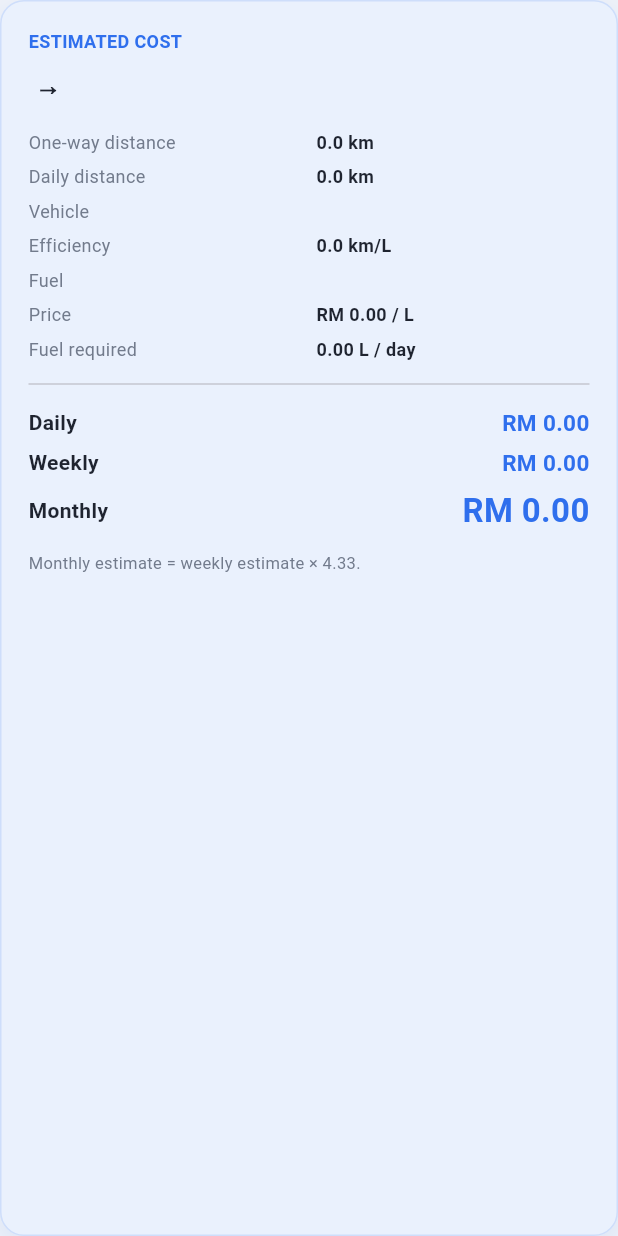
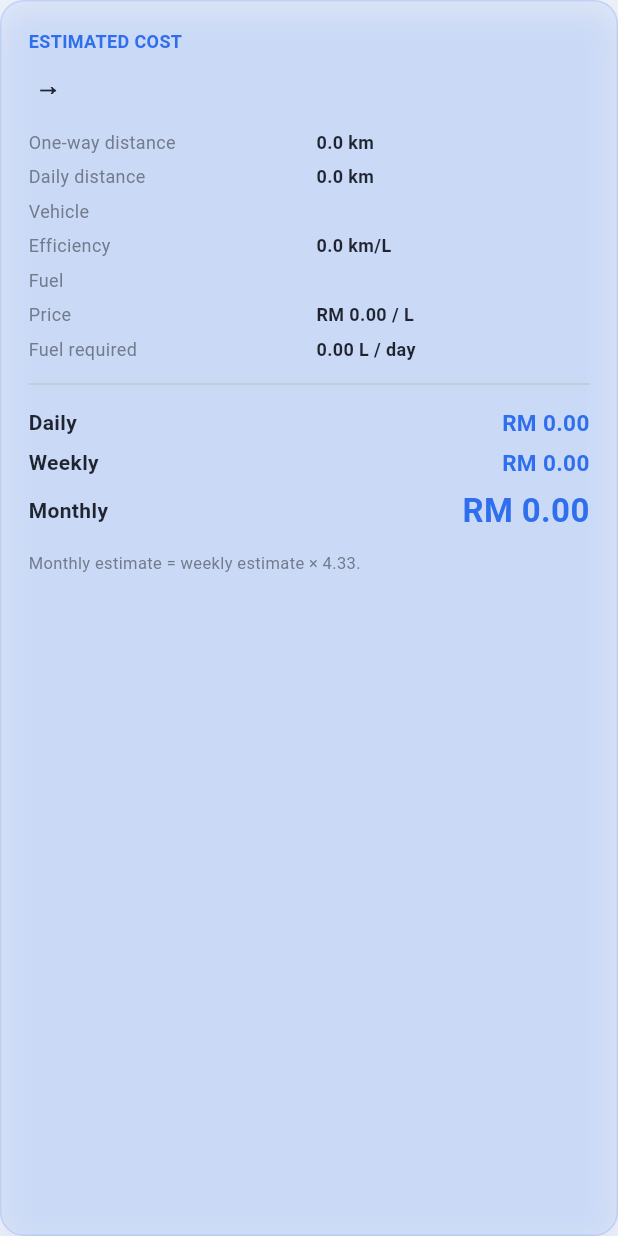
Before and after one commit to KennethLeeit/fuelgoapp, a Flutter app: the _ResultCard widget shown alone on an empty page, opened directly with empty values, on a phone screen of 412 x 824 dp. Run offline on Flutter 3.47's test engine with Material 3 defaults, Android fonts, the phone set to English and light mode, and no system bars; our stand-ins replace cloud_firestore, cloud_functions, firebase_auth, firebase_core, flutter_map, geolocator and 2 more; accounts and stored records are empty; network calls fail.

Commit message:
dark theme fix

```diff
--- a/lib/screens/trip_calculation_screen.dart
+++ b/lib/screens/trip_calculation_screen.dart
@@ -953,7 +953,9 @@
     return Container(
       padding: const EdgeInsets.all(18),
       decoration: BoxDecoration(
-        color: const Color(0xFFEAF1FD),
+        color: Theme.of(context).brightness == Brightness.dark
+            ? Theme.of(context).scaffoldBackgroundColor
+            : AppColors.primaryBlue.withValues(alpha: .08),
         borderRadius: BorderRadius.circular(16),
         border: Border.all(color: AppColors.primaryBlue.withValues(alpha: .15)),
         boxShadow: [
@@ -974,40 +976,44 @@
                   fontWeight: FontWeight.bold)),
           const SizedBox(height: 8),
           Text('${origin.name} → ${destination.name}',
-              style:
-                  const TextStyle(fontSize: 17, fontWeight: FontWeight.bold)),
+              style: TextStyle(
+                  fontSize: 17,
+                  fontWeight: FontWeight.bold,
+                  color: Theme.of(context).textTheme.bodyLarge?.color ??
+                      AppColors.textDark)),
           const SizedBox(height: 14),
-          _row('One-way distance',
+          _row(context, 'One-way distance',
               '${result.oneWayDistanceKm.toStringAsFixed(1)} km'),
-          _row(mode == TripMode.daily ? 'Daily distance' : 'Total distance',
+          _row(context, mode == TripMode.daily ? 'Daily distance' : 'Total distance',
               '${result.totalDistanceKm.toStringAsFixed(1)} km'),
-          _row('Vehicle', vehicle.label),
+          _row(context, 'Vehicle', vehicle.label),
           _row(
+              context,
               'Efficiency',
               electric
                   ? '${vehicle.combinedKwhPer100Km!.toStringAsFixed(1)} kWh / 100 km'
                   : '${vehicle.combinedKmL.toStringAsFixed(1)} km/L'),
-          _row(electric ? 'Charging provider' : 'Fuel', option),
-          _row(electric ? 'Indicative rate' : 'Price',
+          _row(context, electric ? 'Charging provider' : 'Fuel', option),
+          _row(context, electric ? 'Indicative rate' : 'Price',
               'RM ${unitPrice.toStringAsFixed(2)} / ${electric ? 'kWh' : 'L'}'),
-          _row(electric ? 'Electricity required' : 'Fuel required',
+          _row(context, electric ? 'Electricity required' : 'Fuel required',
               '${result.energyRequired.toStringAsFixed(2)} ${electric ? 'kWh' : 'L'}${mode == TripMode.daily ? ' / day' : ''}'),
           const Divider(height: 24),
           if (mode == TripMode.daily) ...[
-            _moneyRow('Daily', result.totalCost),
-            _moneyRow('Weekly', result.weeklyCost!),
-            _moneyRow('Monthly', result.monthlyCost!, large: true),
+            _moneyRow(context, 'Daily', result.totalCost),
+            _moneyRow(context, 'Weekly', result.weeklyCost!),
+            _moneyRow(context, 'Monthly', result.monthlyCost!, large: true),
             const SizedBox(height: 8),
             const Text('Monthly estimate = weekly estimate × 4.33.',
                 style: TextStyle(fontSize: 11, color: AppColors.textGrey)),
           ] else
-            _moneyRow('Estimated trip cost', result.totalCost, large: true),
+            _moneyRow(context, 'Estimated trip cost', result.totalCost, large: true),
         ],
       ),
     );
   }
 
-  Widget _row(String label, String value) => Padding(
+  Widget _row(BuildContext context, String label, String value) => Padding(
     padding: const EdgeInsets.symmetric(vertical: 3),
     child: Row(
       crossAxisAlignment: CrossAxisAlignment.start,
@@ -1020,21 +1026,25 @@
         Flexible(
             child: Text(value,
                 textAlign: TextAlign.right,
-                    style: const TextStyle(
-                        fontSize: 12, fontWeight: FontWeight.w600))),
+                style: TextStyle(
+                    fontSize: 12,
+                    fontWeight: FontWeight.w600,
+                    color: Theme.of(context).textTheme.bodyLarge?.color ??
+                        AppColors.textDark))),
       ],
     ),
   );
 
-  Widget _moneyRow(String label, double value, {bool large = false}) => Padding(
+  Widget _moneyRow(BuildContext context, String label, double value, {bool large = false}) => Padding(
     padding: const EdgeInsets.symmetric(vertical: 3),
     child: Row(
       children: [
         Expanded(
             child: Text(label,
                 style: TextStyle(
-                        fontWeight:
-                            large ? FontWeight.bold : FontWeight.w600))),
+                    fontWeight: large ? FontWeight.bold : FontWeight.w600,
+                    color: Theme.of(context).textTheme.bodyLarge?.color ??
+                        AppColors.textDark))),
         Text('RM ${value.toStringAsFixed(2)}',
             style: TextStyle(
               fontSize: large ? 22 : 15,
```
Lines whose indentation alone changed are shown as unchanged.
